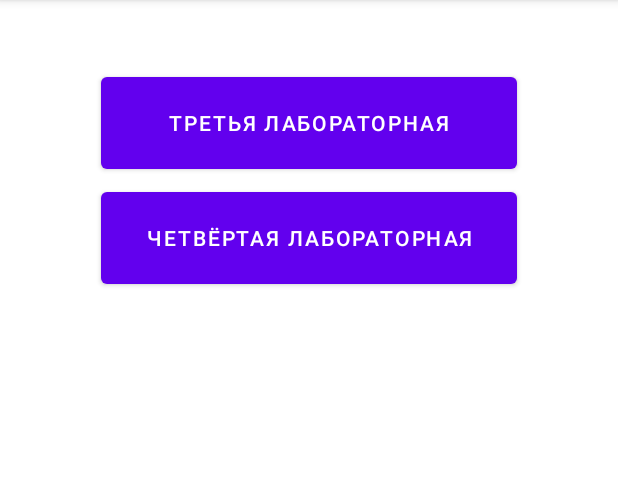
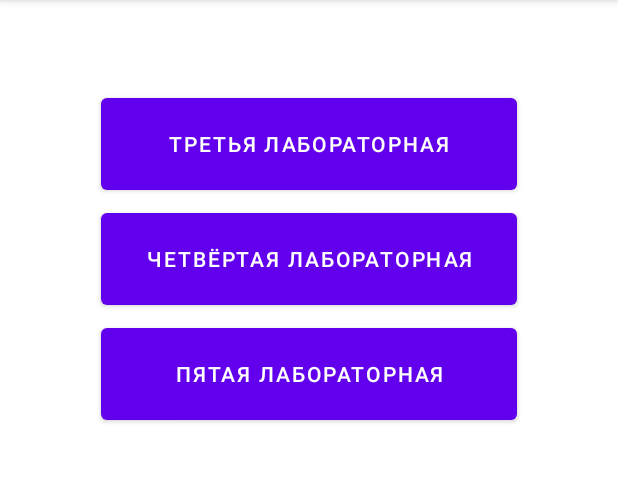
Before and after one commit to TheDevilsMax/Study-Android-project, an Android app: the screen it shows after launch (MainActivity), on a phone screen of 412 x 824 dp, the part 84-566 px from its top. Run offline under Robolectric (Android 15) with nearby library versions, the phone set to English and light mode, and no system bars.

Commit message:
Пятая лаба
Зачем кнопки, если в лабе используется медиаконтроллер?
Да, пришлось пнуть рдр чтобы сделать лабу. О лучшем и мечтать не приходится.
Да, из-за размера сам видосик в бане, а что поделать

```diff
--- a/app/src/main/AndroidManifest.xml
+++ b/app/src/main/AndroidManifest.xml
@@ -9,6 +9,9 @@
         android:roundIcon="@mipmap/ic_launcher_round"
         android:supportsRtl="true"
         android:theme="@style/Theme.StudyProject">
+        <activity
+            android:name=".FifthLab"
+            android:exported="false" />
         <activity
             android:name=".FourthLab"
             android:exported="true" />
--- a/app/src/main/java/com/example/studyproject/MainActivity.java
+++ b/app/src/main/java/com/example/studyproject/MainActivity.java
@@ -21,4 +21,8 @@ public class MainActivity extends AppCompatActivity {
         Intent intent = new Intent(this, FourthLab.class);
         startActivity(intent);
     }
+    public void FifthLab(View view){
+        Intent intent = new Intent(this, FifthLab.class);
+        startActivity(intent);
+    }
 }
--- a/app/src/main/res/layout/activity_main.xml
+++ b/app/src/main/res/layout/activity_main.xml
@@ -5,6 +5,18 @@
     android:layout_width="match_parent"
     android:layout_height="match_parent"
     tools:context=".MainActivity">
+
+    <Button
+        android:id="@+id/FourthLab"
+        android:layout_width="277dp"
+        android:layout_height="73dp"
+        android:onClick="FourthLab"
+        android:text="Четвёртая лабораторная"
+        app:layout_constraintBottom_toBottomOf="parent"
+        app:layout_constraintEnd_toEndOf="parent"
+        app:layout_constraintStart_toStartOf="parent"
+        app:layout_constraintTop_toTopOf="parent"
+        app:layout_constraintVertical_bias="0.196" />
 
     <Button
         android:id="@+id/SecondLab"
@@ -16,17 +28,18 @@
         app:layout_constraintEnd_toEndOf="parent"
         app:layout_constraintStart_toStartOf="parent"
         app:layout_constraintTop_toTopOf="parent"
-        app:layout_constraintVertical_bias="0.065" />
+        app:layout_constraintVertical_bias="0.085" />
 
     <Button
-        android:id="@+id/FourthLab"
+        android:id="@+id/FifthLab"
         android:layout_width="277dp"
         android:layout_height="73dp"
-        android:onClick="FourthLab"
-        android:text="Четвёртая лабораторная"
+        android:onClick="FifthLab"
+        android:text="Пятая лабораторная"
         app:layout_constraintBottom_toBottomOf="parent"
         app:layout_constraintEnd_toEndOf="parent"
         app:layout_constraintStart_toStartOf="parent"
         app:layout_constraintTop_toTopOf="parent"
-        app:layout_constraintVertical_bias="0.176" />
+        app:layout_constraintVertical_bias="0.306" />
+
 </androidx.constraintlayout.widget.ConstraintLayout>
```
Also changed, not shown: app/src/main/java/com/example/studyproject/FifthLab.java (added, +42 -0 lines), app/src/main/res/layout/activity_fifth_lab.xml (added, +62 -0 lines).
